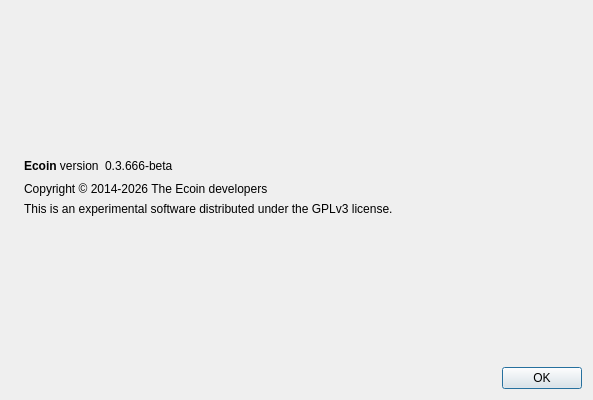
epsylon/ecoin, file ecoin/src/qt/forms/aboutdialog.ui: the form before one commit.
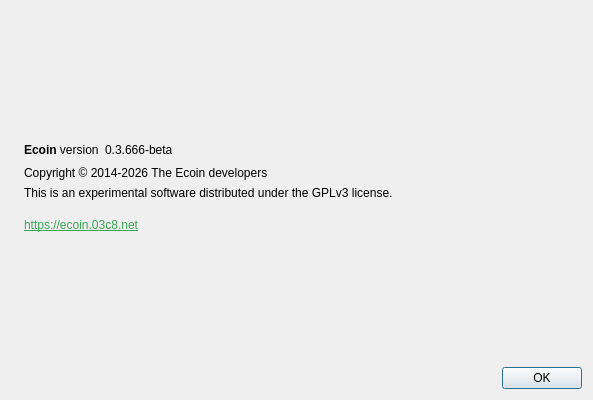
The form after the commit. Icons and pictures are not drawn.

```diff
--- a/ecoin/src/qt/forms/aboutdialog.ui
+++ b/ecoin/src/qt/forms/aboutdialog.ui
@@ -114,6 +114,38 @@
        </property>
       </widget>
      </item>
+     <item>
+      <spacer name="verticalSpacerWebsite">
+       <property name="orientation">
+        <enum>Qt::Vertical</enum>
+       </property>
+       <property name="sizeType">
+        <enum>QSizePolicy::Fixed</enum>
+       </property>
+       <property name="sizeHint" stdset="0">
+        <size>
+         <width>20</width>
+         <height>12</height>
+        </size>
+       </property>
+      </spacer>
+     </item>
+     <item>
+      <widget class="QLabel" name="websiteLabel">
+       <property name="cursor">
+        <cursorShape>IBeamCursor</cursorShape>
+       </property>
+       <property name="text">
+        <string notr="true">&lt;a href=&quot;https://ecoin.03c8.net&quot; style=&quot;color:#3aa657&quot;&gt;https://ecoin.03c8.net&lt;/a&gt;</string>
+       </property>
+       <property name="openExternalLinks">
+        <bool>true</bool>
+       </property>
+       <property name="textInteractionFlags">
+        <set>Qt::LinksAccessibleByMouse|Qt::TextSelectableByKeyboard|Qt::TextSelectableByMouse</set>
+       </property>
+      </widget>
+     </item>
      <item>
       <spacer name="verticalSpacer">
        <property name="orientation">
```
